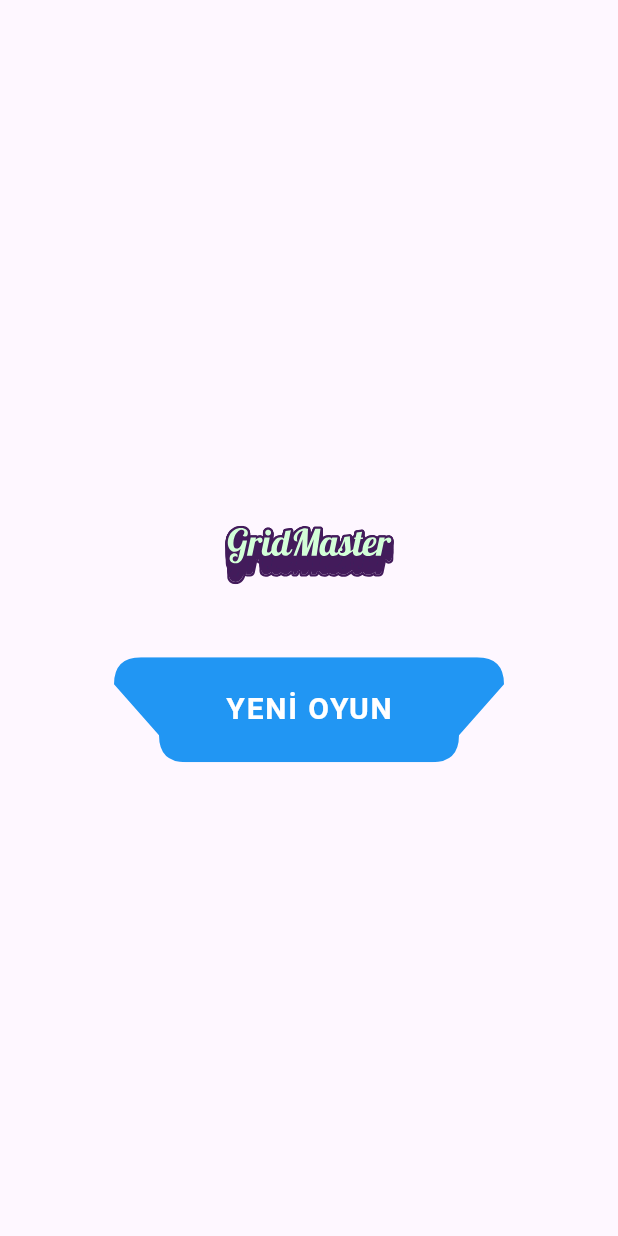
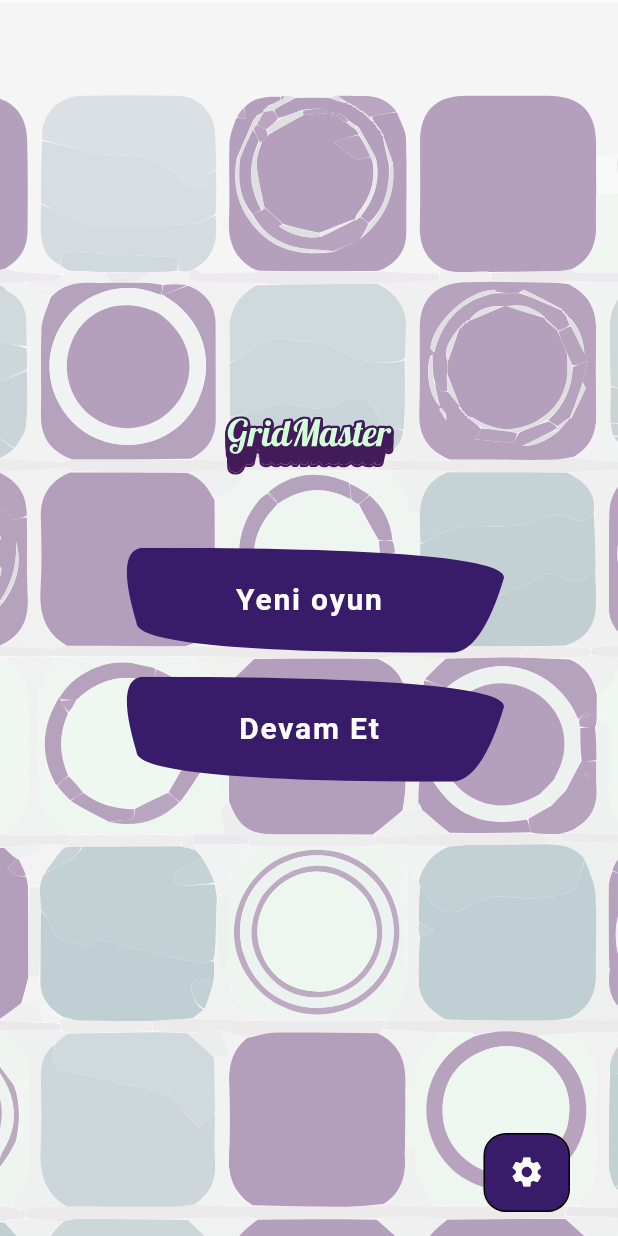
Before and after one commit to bbetulgulec/Connect-Four, a Flutter app: the screen it shows after launch, on a phone screen of 412 x 824 dp. Run offline on Flutter 3.47's test engine with Material 3 defaults, Android fonts, the phone set to English and light mode, and no system bars; our stand-ins replace flutter_svg.

Commit message:
feat: create uı home screen

```diff
--- a/lib/app/home/view/home_screen.dart
+++ b/lib/app/home/view/home_screen.dart
@@ -1,4 +1,5 @@
 import 'package:connect_four/app/home/widget/home_material_button.dart';
+import 'package:connect_four/app/home/widget/setting_button.dart';
 import 'package:connect_four/core/extensions/asset_extension.dart';
 import 'package:connect_four/core/extensions/build_context_extensions.dart';
 import 'package:flutter_svg/flutter_svg.dart';
@@ -11,10 +12,24 @@ class HomeScreen extends StatelessWidget {
   @override
   Widget build(BuildContext context) {
     return Scaffold(
-      body: SizedBox(
+      body: DecoratedBox(
+        decoration: BoxDecoration(color: null),
+        child: Stack(
+          children: [
+            Positioned.fill(
+              child: Opacity(
+                opacity: 0.40,
+                child: SvgPicture.asset(
+                  AssetImages.background.path,
+                  fit: BoxFit.cover,
+                ),
+              ),
+            ),
+            SizedBox(
               width: double.infinity,
               child: Column(
                 mainAxisAlignment: MainAxisAlignment.center,
+
                 children: [
                   SvgPicture.asset(
                     AssetImages.iconText.path,
@@ -24,7 +39,18 @@ class HomeScreen extends StatelessWidget {
 
                   const SizedBox(height: 16),
 
-            HomeMaterialButton(),
+                  HomeMaterialButton(text: "Yeni oyun"),
+
+                  const SizedBox(height: 16),
+
+                  HomeMaterialButton(text: "Devam Et"),
+
+                  const SizedBox(height: 60),
+                ],
+              ),
+            ),
+
+            Positioned(right: 16, bottom: 16, child: SettingButton()),
           ],
         ),
       ),
--- a/lib/app/home/widget/home_material_button.dart
+++ b/lib/app/home/widget/home_material_button.dart
@@ -1,14 +1,17 @@
 import 'package:flutter/material.dart';
 
 class HomeMaterialButton extends StatelessWidget {
-  const HomeMaterialButton({super.key});
+  final String text;
+  const HomeMaterialButton({super.key, required this.text});
 
   @override
   Widget build(BuildContext context) {
     return ClipPath(
       clipper: ArcadeButtonClipper(),
       child: Material(
-        color: Colors.blue,
+        color: const Color.fromARGB(255, 56, 28, 105),
+
+        //const Color(0xFFd1ffd7),
         child: InkWell(
           onTap: () {},
           child: SizedBox(
@@ -16,7 +19,7 @@ class HomeMaterialButton extends StatelessWidget {
             height: 70,
             child: Center(
               child: Text(
-                'YENİ OYUN',
+                text,
                 style: TextStyle(
                   color: Colors.white,
                   fontSize: 20,
@@ -35,19 +38,19 @@ class HomeMaterialButton extends StatelessWidget {
 class ArcadeButtonClipper extends CustomClipper<Path> {
   @override
   Path getClip(Size size) {
-    const radius = 18.0;
-    const bottomInset = 30.0;
+    const radius = 20.0;
+    const bottomInset = 15.0;
 
     final path = Path();
 
     path.moveTo(radius, 0);
 
     // ÜST
-    path.lineTo(size.width - radius, 0);
+
     path.quadraticBezierTo(size.width, 0, size.width, radius);
 
     // SAĞ YAN
-    path.lineTo(size.width - bottomInset, size.height - radius);
+
     path.quadraticBezierTo(
       size.width - bottomInset,
       size.height,
@@ -56,7 +59,7 @@ class ArcadeButtonClipper extends CustomClipper<Path> {
     );
 
     // ALT
-    path.lineTo(bottomInset + radius, size.height);
+
     path.quadraticBezierTo(
       bottomInset,
       size.height,
@@ -65,7 +68,7 @@ class ArcadeButtonClipper extends CustomClipper<Path> {
     );
 
     // SOL YAN
-    path.lineTo(0, radius);
+
     path.quadraticBezierTo(0, 0, radius, 0);
 
     path.close();
--- /dev/null
+++ b/lib/app/home/widget/setting_button.dart
@@ -0,0 +1,28 @@
+import 'package:connect_four/core/extensions/build_context_extensions.dart';
+import 'package:flutter/material.dart';
+
+class SettingButton extends StatelessWidget {
+  const SettingButton({super.key});
+
+  @override
+  Widget build(BuildContext context) {
+    return MaterialButton(
+      onPressed: () {},
+      child: Container(
+        height: context.height60,
+        width: context.width60,
+        decoration: BoxDecoration(
+          color: const Color.fromARGB(255, 56, 28, 105),
+          borderRadius: BorderRadius.circular(15.0),
+          border: Border.all(
+            width: 1.0,
+            style: BorderStyle.solid,
+            strokeAlign: BorderSide.strokeAlignInside,
+          ),
+        ),
+
+        child: Icon(color: Colors.white, Icons.settings),
+      ),
+    );
+  }
+}
--- a/lib/core/extensions/asset_extension.dart
+++ b/lib/core/extensions/asset_extension.dart
@@ -1,7 +1,5 @@
-  enum AssetImages{
-  iconText
-  }
+enum AssetImages { iconText, background }
 
-  extension AssetExtension on AssetImages{
-    String get path=>'assets/image/$name.svg';
-  }
+extension AssetExtension on AssetImages {
+  String get path => 'assets/image/$name.svg';
+}
--- a/lib/main.dart
+++ b/lib/main.dart
@@ -11,7 +11,6 @@ class MyApp extends StatelessWidget {
   @override
   Widget build(BuildContext context) {
     return MaterialApp(
-      title: 'Flutter Demo',
       debugShowCheckedModeBanner: false,
       theme: ThemeData(colorScheme: .fromSeed(seedColor: Colors.deepPurple)),
       home: HomeScreen(),
```
Also changed, not shown: assets/image/background.svg (added). Lines whose indentation alone changed are shown as unchanged.
